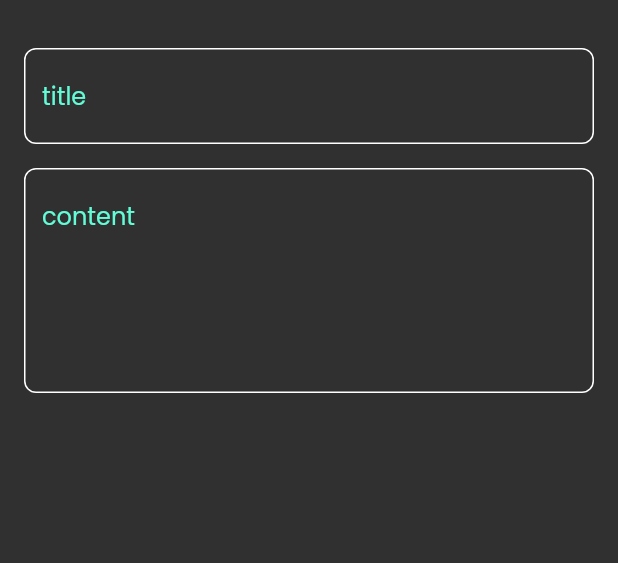
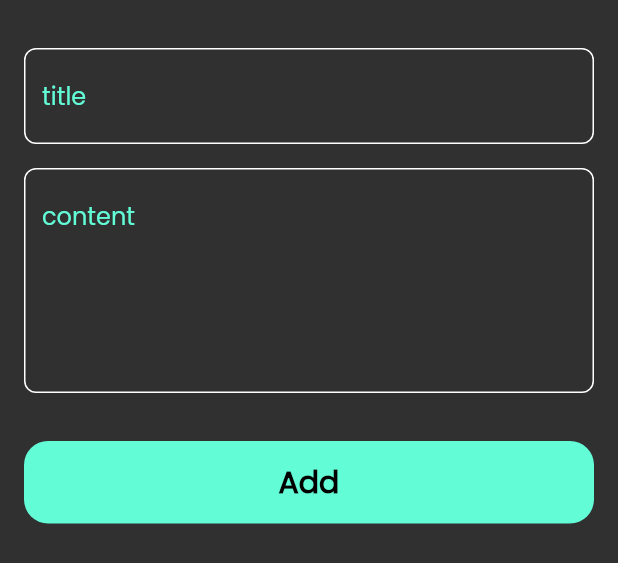
Before and after one commit to HusseinSalem17/note_app, a Flutter app: the AddNoteBottomSheet widget shown alone on an empty page, opened directly, on a phone screen of 412 x 824 dp. Shown: the top 563 px of the screen. Run offline on Flutter 3.47's test engine with Material 2 defaults, Android fonts, the phone set to English and light mode, and no system bars; our stand-ins replace font_awesome_flutter.

Commit message:
finish notes bottom  sheet

```diff
--- a/lib/views/widgets/add_note_ bottom_sheet.dart
+++ b/lib/views/widgets/add_note_ bottom_sheet.dart
@@ -1,5 +1,8 @@
 import 'package:flutter/material.dart';
+import 'package:note_app/constants.dart';
 import 'package:note_app/views/widgets/custom_text_field.dart';
+
+import 'custom_button.dart';
 
 class AddNoteBottomSheet extends StatelessWidget {
   const AddNoteBottomSheet({super.key});
@@ -9,6 +12,8 @@ class AddNoteBottomSheet extends StatelessWidget {
     //the container take the size of showModalBottomSheet
     return Padding(
       padding: const EdgeInsets.symmetric(horizontal: 16.0),
+      //Can't use SingleChildScrollView because it wrap on the child but Spacer match_parent take all space available
+      child: SingleChildScrollView(
         child: Column(
           children: const [
             SizedBox(
@@ -24,7 +29,15 @@ class AddNoteBottomSheet extends StatelessWidget {
               hint: 'content',
               maxLines: 5,
             ),
+            SizedBox(
+              height: 32,
+            ),
+            CustomButton(),
+            SizedBox(
+              height: 16,
+            ),
           ],
+        ),
       ),
     );
   }
--- /dev/null
+++ b/lib/views/widgets/custom_button.dart
@@ -0,0 +1,30 @@
+import 'package:flutter/material.dart';
+
+import '../../constants.dart';
+
+class CustomButton extends StatelessWidget {
+  const CustomButton({super.key});
+
+  @override
+  Widget build(BuildContext context) {
+    return Container(
+      //MediaQuery.of(context).size.width => like double.infinity but this may make problems so used this (width of the mobile)
+      width: MediaQuery.of(context).size.width,
+      height: 55,
+      decoration: BoxDecoration(
+        color: KPrimaryColor,
+        borderRadius: BorderRadius.circular(16),
+      ),
+      child: const Center(
+        child: Text(
+          'Add',
+          style: TextStyle(
+            color: Colors.black,
+            fontSize: 20,
+            fontWeight: FontWeight.bold,
+          ),
+        ),
+      ),
+    );
+  }
+}
```
Lines whose indentation alone changed are shown as unchanged.
